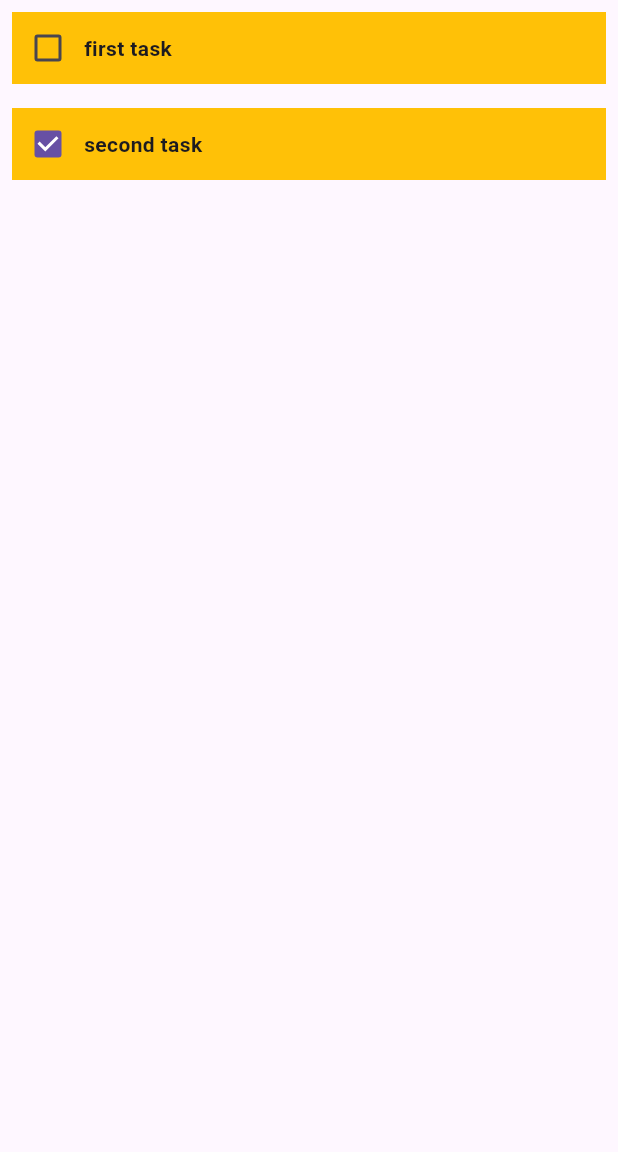
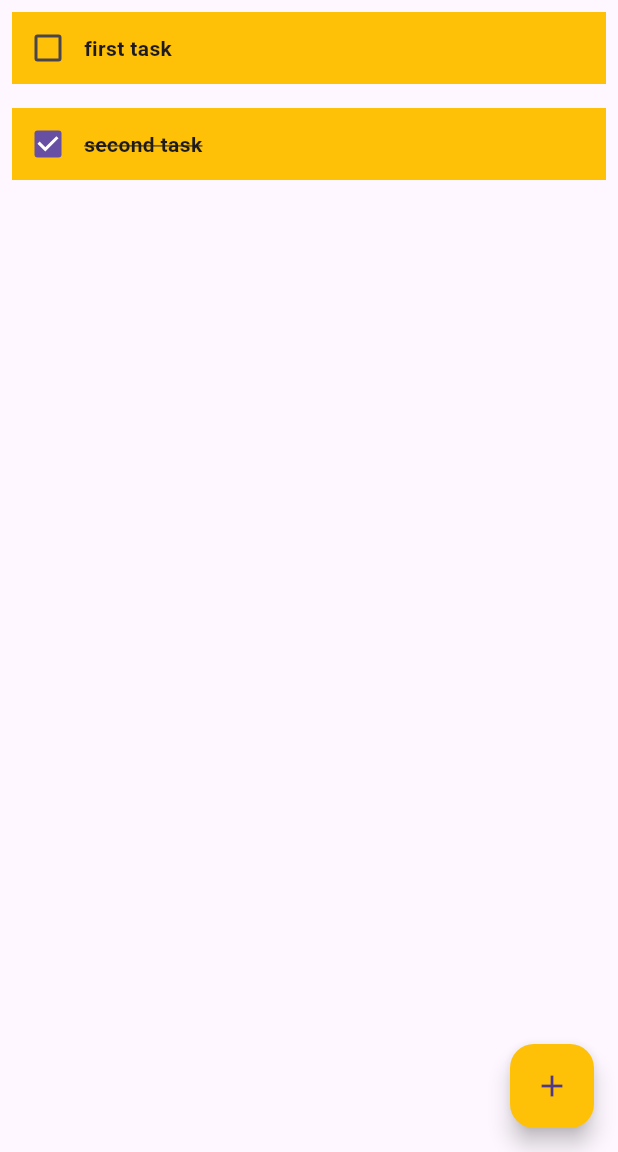
Before and after one commit to Qbot99/To-do-app_Flutter, a Flutter app: the screen it shows after launch, on a phone screen of 412 x 824 dp, the part 84-1236 px from its top. Run offline on Flutter 3.47's test engine with Material 3 defaults, Android fonts, the phone set to English and light mode, and no system bars.

Commit message:
can add tasks

```diff
--- a/lib/pages/firstPage.dart
+++ b/lib/pages/firstPage.dart
@@ -1,4 +1,5 @@
 import 'package:flutter/material.dart';
+import 'package:todoapp_flutter/utilities/alert.dart';
 import 'package:todoapp_flutter/utilities/taskTile.dart';
 
 class Firstpage extends StatefulWidget {
@@ -9,13 +10,34 @@ class Firstpage extends StatefulWidget {
 }
 
 class _FirstpageState extends State<Firstpage> {
-
-
-void onChanged (bool? value, int index) {
+  void onChanged(bool? value, int index) {
     setState(() {
       tasks[index][1] = !tasks[index][1];
     });
   }
+
+  final _controller2 = TextEditingController();
+
+  void addTask() {
+    showDialog(
+      context: context,
+      builder: (context) {
+        return Alert(
+          textControl: _controller2,
+          onPressed: () {
+            setState(
+              () {
+                tasks.add([_controller2.text, false]);
+              Navigator.pop(context);
+              },
+
+            );
+          },
+        );
+      },
+    );
+  }
+
   List tasks = [
     ["first task", false],
     ['second task', true]
@@ -24,6 +46,11 @@ List tasks = [
   @override
   Widget build(BuildContext context) {
     return Scaffold(
+      floatingActionButton: FloatingActionButton(
+        onPressed: addTask,
+        child: Icon(Icons.add),
+        backgroundColor: Colors.amber,
+      ),
       appBar: AppBar(
         title: Text(
           "To do app",
@@ -34,9 +61,15 @@ List tasks = [
       body: Column(
         children: [
           Expanded(
-            child: ListView.builder(itemCount: tasks.length ,itemBuilder:(context, index) {
-              return Tasktile(isCompleted: tasks[index][1], onChanged:(value) => onChanged(value, index), task: tasks[index][0]);
-            },),
+            child: ListView.builder(
+              itemCount: tasks.length,
+              itemBuilder: (context, index) {
+                return Tasktile(
+                    isCompleted: tasks[index][1],
+                    onChanged: (value) => onChanged(value, index),
+                    task: tasks[index][0]);
+              },
+            ),
           )
         ],
       ),
--- a/lib/utilities/taskTile.dart
+++ b/lib/utilities/taskTile.dart
@@ -3,20 +3,32 @@ import 'package:flutter/material.dart';
 class Tasktile extends StatelessWidget {
   final String task;
   final bool isCompleted;
-  Function (bool?)? onChanged;
-   Tasktile({super.key, required this.isCompleted, required this.onChanged, required this.task});
+  Function(bool?)? onChanged;
+  Tasktile(
+      {super.key,
+      required this.isCompleted,
+      required this.onChanged,
+      required this.task});
 
   @override
   Widget build(BuildContext context) {
     return Padding(
       padding: const EdgeInsets.all(8.0),
       child: Container(
-
         color: Colors.amber,
         child: Row(
-          children: [Checkbox(value: isCompleted, onChanged: onChanged),
-          Text(task, style: TextStyle(fontWeight: FontWeight.bold),)],
-
+          children: [
+            Checkbox(value: isCompleted, onChanged: onChanged),
+            Text(
+              task,
+              style: TextStyle(
+                fontWeight: FontWeight.bold,
+                decoration: isCompleted
+                    ? TextDecoration.lineThrough
+                    : TextDecoration.none,
+              ),
+            ),
+          ],
         ),
       ),
     );
```
Also changed, not shown: lib/utilities/alert.dart (added, +55 -0 lines), lib/utilities/button.dart (added, +14 -0 lines). Lines whose indentation alone changed are shown as unchanged.
